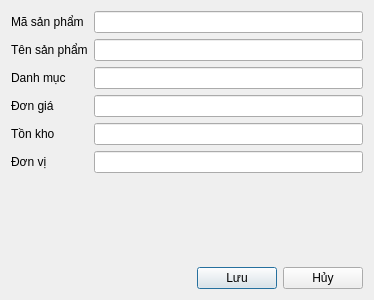
First picture: the form in ui/product_add.ui, repository thinh-doan/sales-and-warehouse-management-system, before the edit.
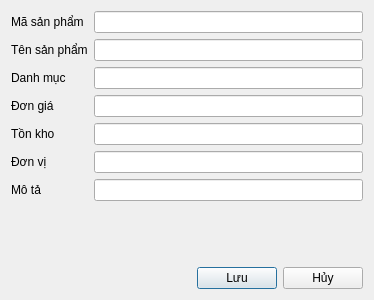
Second picture: the form after the edit.

The edit to the form file:
```diff
--- a/ui/product_add.ui
+++ b/ui/product_add.ui
@@ -100,6 +100,16 @@
        </property>
       </widget>
      </item>
+     <item row="6" column="0">
+      <widget class="QLabel" name="label">
+       <property name="text">
+        <string>Mô tả</string>
+       </property>
+      </widget>
+     </item>
+     <item row="6" column="1">
+      <widget class="QLineEdit" name="txtMoTaSP"/>
+     </item>
     </layout>
    </item>
    <item>
```
Left out of the diff: 4 changed lines with no effect on the pictures.
